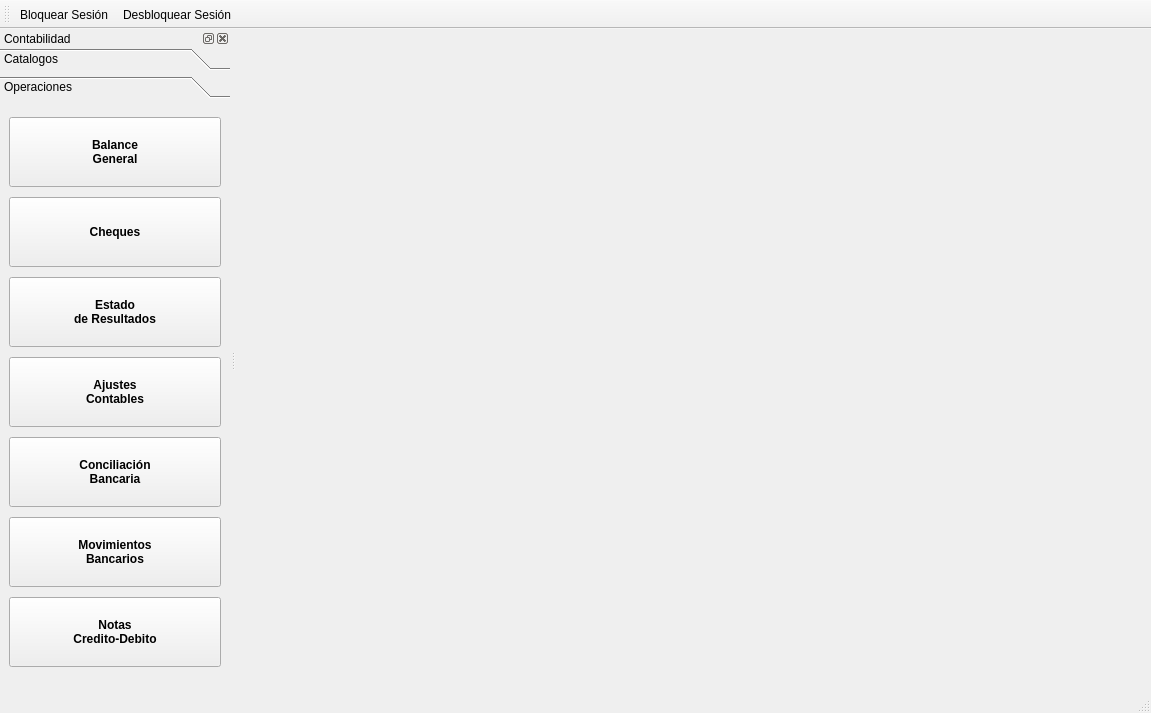
First picture: the form in src/ui/mainwindowcontabilidad.ui, repository armonge/EsquipulasPy, before the edit.
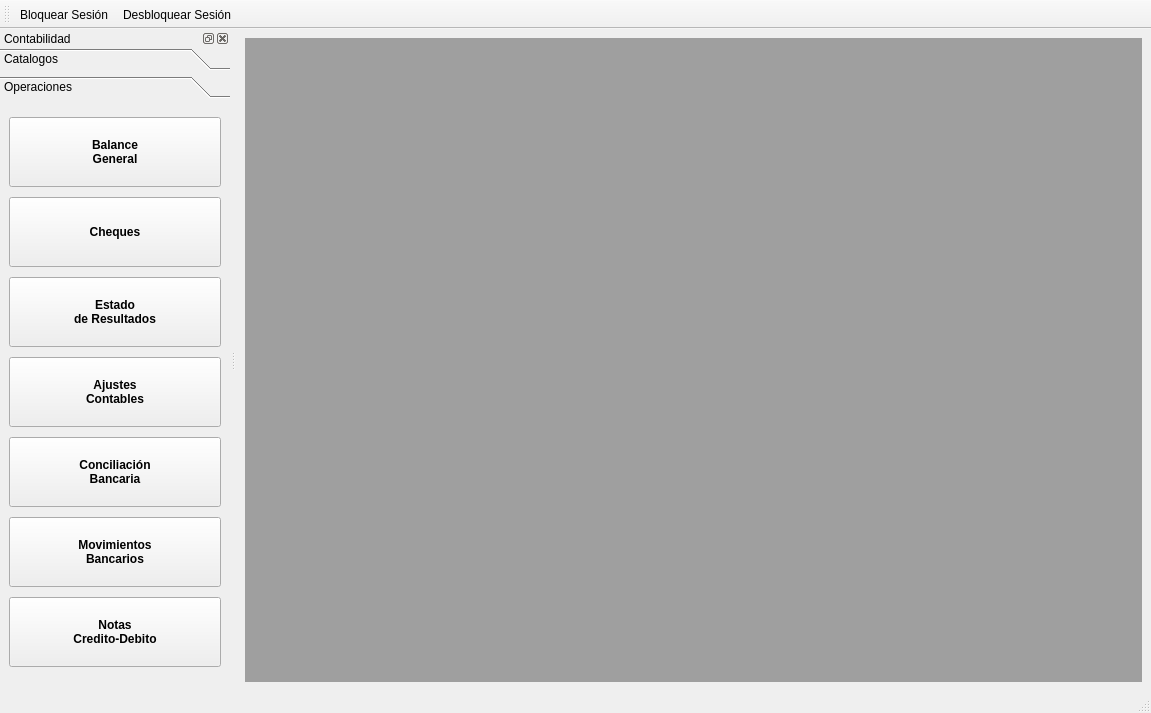
Second picture: the form after the edit. Icons and pictures are not drawn.

Diff of the .ui file:
```diff
--- a/src/ui/mainwindowcontabilidad.ui
+++ b/src/ui/mainwindowcontabilidad.ui
@@ -30,15 +30,6 @@
         <verstretch>0</verstretch>
        </sizepolicy>
       </property>
-      <property name="background">
-       <brush brushstyle="NoBrush">
-        <color alpha="255">
-         <red>121</red>
-         <green>116</green>
-         <blue>113</blue>
-        </color>
-       </brush>
-      </property>
       <property name="viewMode">
        <enum>QMdiArea::TabbedView</enum>
       </property>
```
